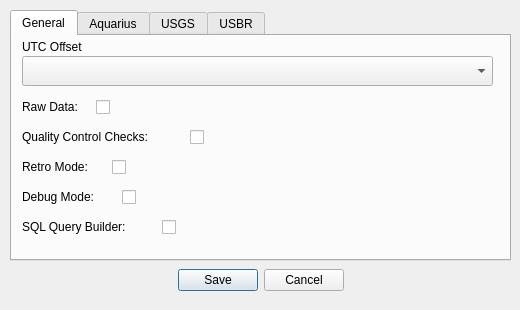
Old version of the form ui/winOptions.ui in the repository S31F3R/DataDoctor.
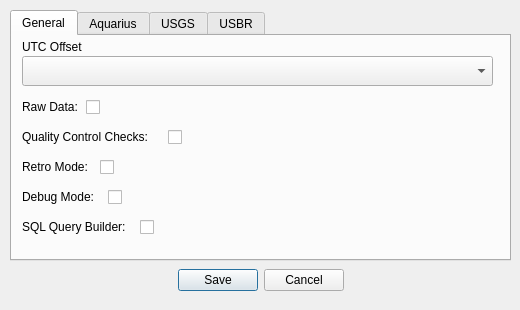
New version of the form. Icons and pictures are not drawn.

Diff of the .ui file:
```diff
--- a/ui/winOptions.ui
+++ b/ui/winOptions.ui
@@ -104,7 +104,7 @@
     <widget class="QCheckBox" name="chkbRawData">
      <property name="geometry">
       <rect>
-       <x>84</x>
+       <x>74</x>
        <y>60</y>
        <width>21</width>
        <height>22</height>
@@ -130,7 +130,7 @@
     <widget class="QCheckBox" name="chkbQAQC">
      <property name="geometry">
       <rect>
-       <x>178</x>
+       <x>156</x>
        <y>90</y>
        <width>21</width>
        <height>22</height>
@@ -143,7 +143,7 @@
     <widget class="QCheckBox" name="chkbDebug">
      <property name="geometry">
       <rect>
-       <x>110</x>
+       <x>96</x>
        <y>150</y>
        <width>21</width>
        <height>22</height>
@@ -156,7 +156,7 @@
     <widget class="QCheckBox" name="chkbRetroMode">
      <property name="geometry">
       <rect>
-       <x>100</x>
+       <x>88</x>
        <y>120</y>
        <width>21</width>
        <height>22</height>
@@ -195,7 +195,7 @@
     <widget class="QCheckBox" name="chkbEnableSQL">
      <property name="geometry">
       <rect>
-       <x>150</x>
+       <x>128</x>
        <y>180</y>
        <width>21</width>
        <height>22</height>
```
